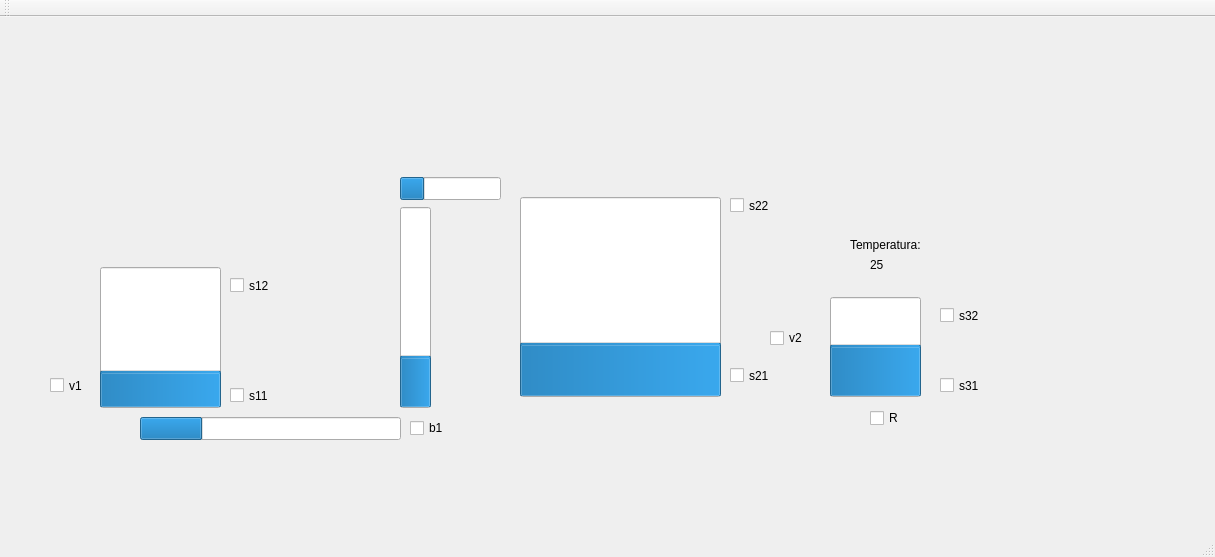
Above: Automacao Predial/Qt_gui/pp_gui/mainwindow.ui from lucas-medeiros/Automacao-Predial before the change. Below: the same form after it.
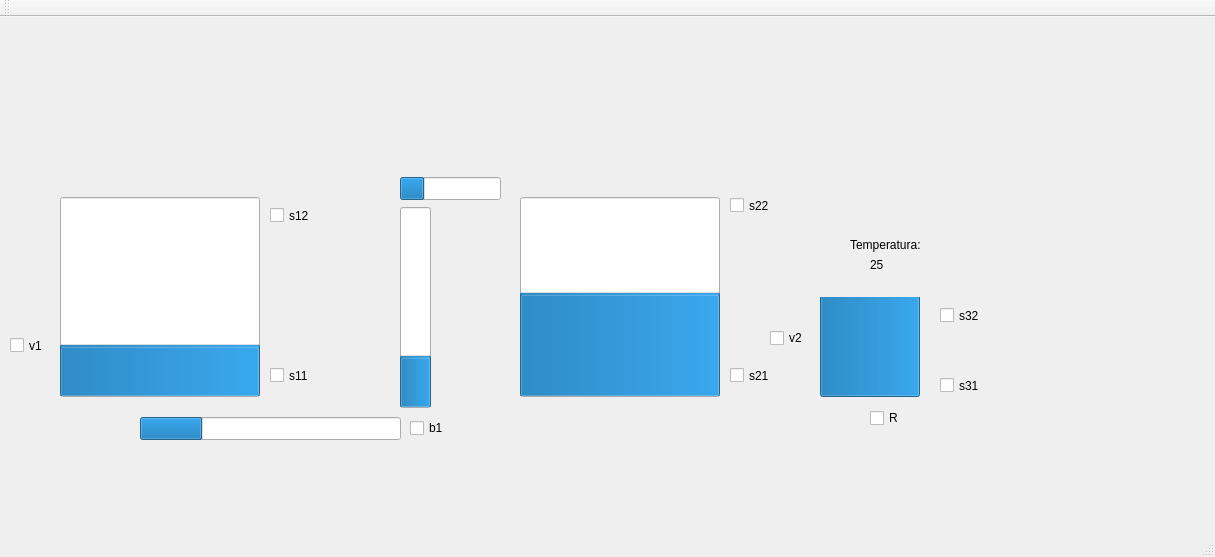
That is the form after the change.

The edit to the form file:
```diff
--- a/Automacao Predial/Qt_gui/pp_gui/mainwindow.ui
+++ b/Automacao Predial/Qt_gui/pp_gui/mainwindow.ui
@@ -17,8 +17,8 @@
    <widget class="QCheckBox" name="checkBox_v1">
     <property name="geometry">
      <rect>
-      <x>50</x>
-      <y>360</y>
+      <x>10</x>
+      <y>320</y>
       <width>70</width>
       <height>17</height>
      </rect>
@@ -30,8 +30,8 @@
    <widget class="QCheckBox" name="checkBox_s12">
     <property name="geometry">
      <rect>
-      <x>230</x>
-      <y>260</y>
+      <x>270</x>
+      <y>190</y>
       <width>70</width>
       <height>17</height>
      </rect>
@@ -43,8 +43,8 @@
    <widget class="QCheckBox" name="checkBox_s11">
     <property name="geometry">
      <rect>
-      <x>230</x>
-      <y>370</y>
+      <x>270</x>
+      <y>350</y>
       <width>70</width>
       <height>17</height>
      </rect>
@@ -56,10 +56,10 @@
    <widget class="QProgressBar" name="progressBar_tanque1">
     <property name="geometry">
      <rect>
-      <x>100</x>
-      <y>250</y>
-      <width>121</width>
-      <height>141</height>
+      <x>60</x>
+      <y>180</y>
+      <width>200</width>
+      <height>200</height>
      </rect>
     </property>
     <property name="value">
@@ -154,12 +154,12 @@
      <rect>
       <x>520</x>
       <y>180</y>
-      <width>201</width>
+      <width>200</width>
       <height>200</height>
      </rect>
     </property>
     <property name="value">
-     <number>25</number>
+     <number>50</number>
     </property>
     <property name="textVisible">
      <bool>false</bool>
@@ -184,17 +184,17 @@
    <widget class="QProgressBar" name="progressBar_tanque3">
     <property name="geometry">
      <rect>
-      <x>830</x>
+      <x>820</x>
       <y>280</y>
-      <width>91</width>
+      <width>100</width>
       <height>100</height>
      </rect>
     </property>
     <property name="maximum">
-     <number>25</number>
+     <number>50</number>
     </property>
     <property name="value">
-     <number>12</number>
+     <number>50</number>
     </property>
     <property name="textVisible">
      <bool>false</bool>
```
Left out of the diff: 2 changed lines with no effect on the pictures.
